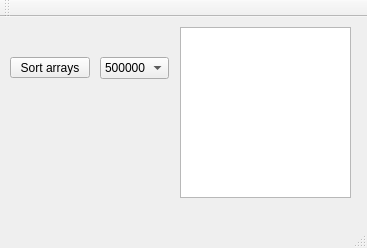
Above: mainwindow.ui from FAQEnD/CompareSortAlgorithm before the change. Below: the same form after it.
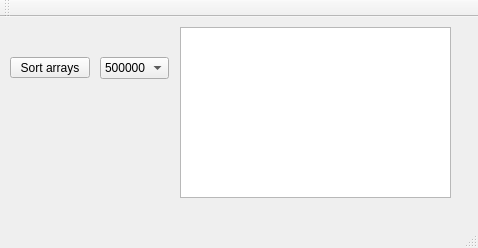
That is the form after the change.

```diff
--- a/mainwindow.ui
+++ b/mainwindow.ui
@@ -6,7 +6,7 @@
    <rect>
     <x>0</x>
     <y>0</y>
-    <width>367</width>
+    <width>478</width>
     <height>248</height>
    </rect>
   </property>
@@ -32,10 +32,13 @@
      <rect>
       <x>180</x>
       <y>10</y>
-      <width>171</width>
+      <width>271</width>
       <height>171</height>
      </rect>
     </property>
+    <property name="readOnly">
+     <bool>true</bool>
+    </property>
    </widget>
    <widget class="QComboBox" name="comboBoxSizeIndex">
     <property name="geometry">
```
Left out of the diff: 2 changed lines with no effect on the pictures.
